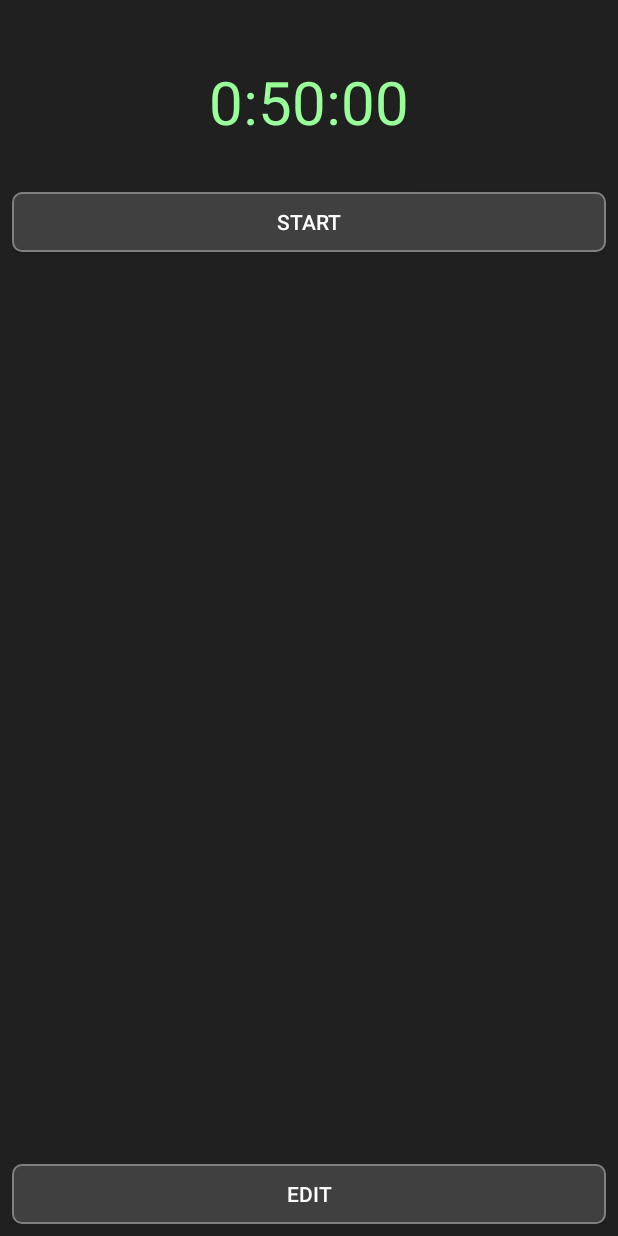
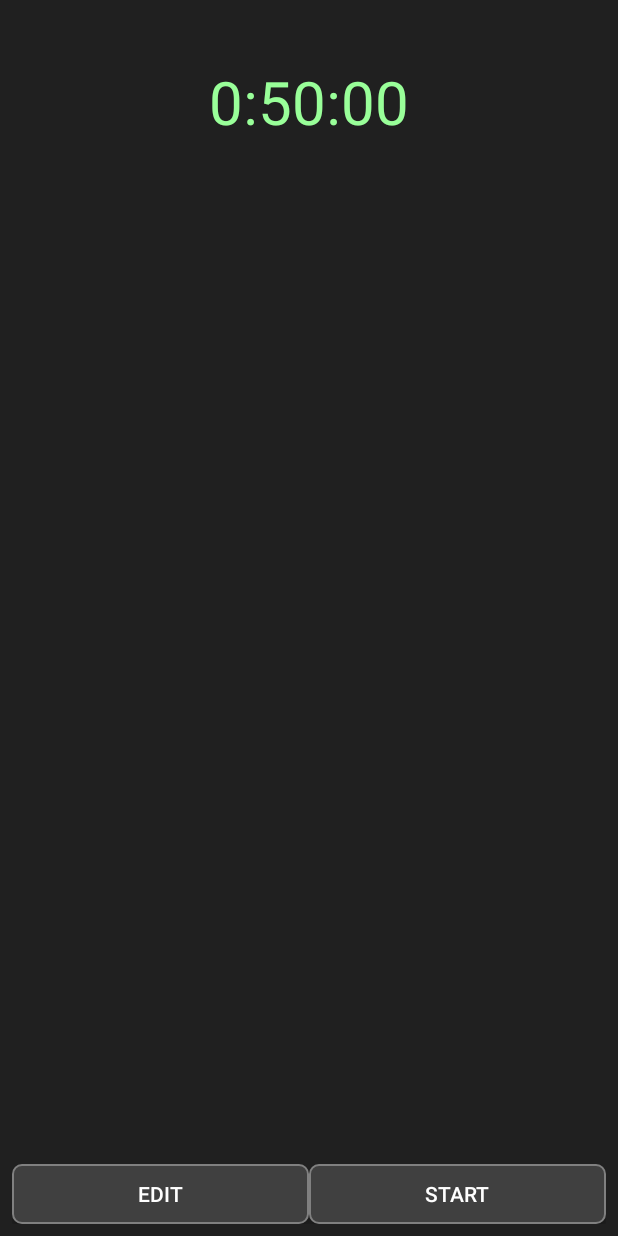
Before and after one commit to alfchaval/IPGTree, an Android app: the TimerActivity screen opened directly, with no data from a screen before it, on a phone screen of 412 x 824 dp. Run offline under Robolectric (Android 15) with nearby library versions, the phone set to English and light mode, and no system bars.

Commit message:
13-02-2020

```diff
--- a/app/src/main/java/mtg/judge/ipgtree/Activities/LifeActivity.java
+++ b/app/src/main/java/mtg/judge/ipgtree/Activities/LifeActivity.java
@@ -828,8 +828,10 @@ public class LifeActivity extends AppCompatActivity {
                         int number;
                         try {
                             number = Integer.parseInt(input.getText().toString());
-                            Repository.dice = number;
-                            btn_dice.setText("D" + number);
+                            if(number > 0) {
+                                Repository.dice = number;
+                                btn_dice.setText("D" + number);
+                            }
                         } catch (Exception e) {
 
                         }
--- a/app/src/main/res/layout/activity_timer.xml
+++ b/app/src/main/res/layout/activity_timer.xml
@@ -18,22 +18,11 @@
         app:layout_constraintStart_toStartOf="parent"
         app:layout_constraintEnd_toEndOf="parent"
         app:layout_constraintTop_toTopOf="parent"
-        app:layout_constraintBottom_toTopOf="@+id/btn_play"
+        app:layout_constraintBottom_toTopOf="@+id/scroll_time"
         android:gravity="center"
         android:textAlignment="gravity"
         android:textSize="40dp"
         android:textColor="@color/colorLightGreen"
-        />
-
-    <Button
-        android:id="@+id/btn_play"
-        android:layout_width="0dp"
-        android:layout_height="40dp"
-        app:layout_constraintStart_toStartOf="parent"
-        app:layout_constraintEnd_toEndOf="parent"
-        app:layout_constraintTop_toBottomOf="@+id/txv_time"
-        app:layout_constraintBottom_toTopOf="@+id/scroll_time"
-        android:background="@drawable/answer_background_parent"
         />
 
     <ScrollView
@@ -42,8 +31,9 @@
         android:layout_height="0dp"
         app:layout_constraintStart_toStartOf="parent"
         app:layout_constraintEnd_toEndOf="parent"
-        app:layout_constraintTop_toBottomOf="@+id/btn_play"
+        app:layout_constraintTop_toBottomOf="@+id/txv_time"
         app:layout_constraintBottom_toTopOf="@+id/ll_bottom"
+        android:layout_marginVertical="5dp"
         android:scrollbars="none"
         >
 
@@ -69,12 +59,35 @@
         android:orientation="vertical"
         >
 
-        <Button
-            android:id="@+id/btn_edit"
+        <android.support.constraint.ConstraintLayout
+            android:id="@+id/cl_buttons"
             android:layout_width="match_parent"
             android:layout_height="40dp"
-            android:background="@drawable/answer_background_parent"
-            />
+            >
+
+            <Button
+                android:id="@+id/btn_edit"
+                android:layout_width="0dp"
+                android:layout_height="0dp"
+                app:layout_constraintStart_toStartOf="parent"
+                app:layout_constraintEnd_toStartOf="@+id/btn_play"
+                app:layout_constraintTop_toTopOf="parent"
+                app:layout_constraintBottom_toBottomOf="parent"
+                android:background="@drawable/answer_background_parent"
+                />
+
+            <Button
+                android:id="@+id/btn_play"
+                android:layout_width="0dp"
+                android:layout_height="0dp"
+                app:layout_constraintStart_toEndOf="@+id/btn_edit"
+                app:layout_constraintEnd_toEndOf="parent"
+                app:layout_constraintTop_toTopOf="parent"
+                app:layout_constraintBottom_toBottomOf="parent"
+                android:background="@drawable/answer_background_parent"
+                />
+
+        </android.support.constraint.ConstraintLayout>
 
         <LinearLayout
             android:id="@+id/ll_set_time"
```
Also changed, not shown: app/src/main/java/mtg/judge/ipgtree/Activities/DocumentActivity.java (+14 -6 lines), app/src/main/java/mtg/judge/ipgtree/Activities/QuizActivity.java (+13 -1 lines), app/src/main/java/mtg/judge/ipgtree/Activities/TimerActivity.java (+59 -26 lines), app/src/main/java/mtg/judge/ipgtree/Repository.java (+13 -1 lines), 3 other files.
